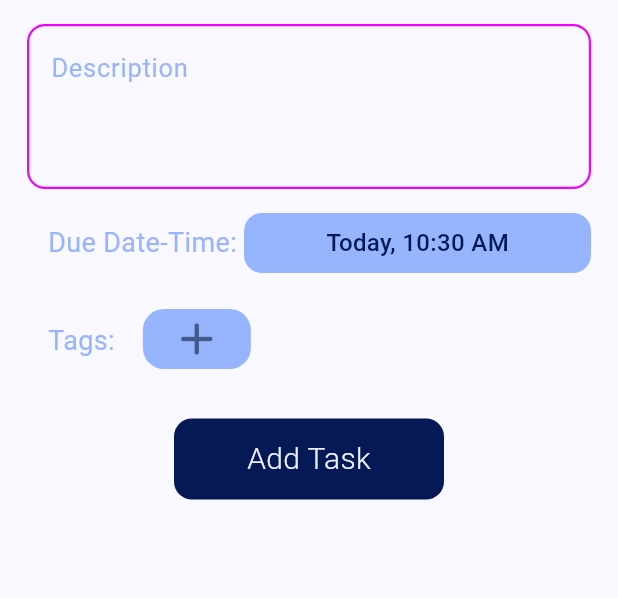
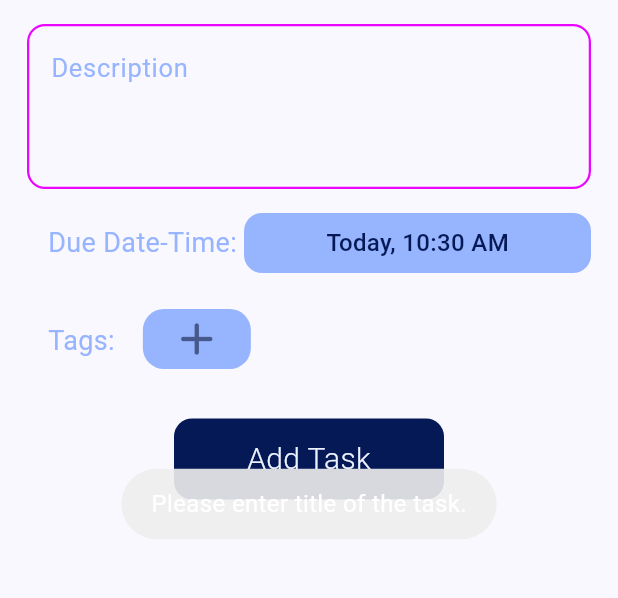
Before and after one commit to bhaskaraa45/gymtrack, a Flutter app: the AddTodoScreen widget shown alone on an empty page, opened directly, after a tap on "Add Task", on a phone screen of 412 x 824 dp, the part 114-712 px from its top. Run offline on Flutter 3.47's test engine with Material 3 defaults, Android fonts, the phone set to English and light mode, and no system bars; our stand-ins replace flutter_dotenv, flutter_riverpod, flutter_svg, fluttertoast.

```diff
--- a/frontend/lib/models/todo_model.dart
+++ b/frontend/lib/models/todo_model.dart
@@ -1,20 +1,20 @@
 // ignore_for_file: non_constant_identifier_names
 
 class TodoModel {
-  final int id;
-  final String title;
-  final String description;
-  final bool isDone;
-  final String tag;
-  final String User;
-  final DateTime time;
+  int? id;
+  String title;
+  String? description;
+  bool isDone;
+  String? tag;
+  String User;
+  DateTime time;
 
   TodoModel(
-      {required this.id,
+      {this.id,
       required this.title,
-      required this.description,
+      this.description,
       required this.isDone,
-      required this.tag,
+      this.tag,
       required this.User,
       required this.time});
 }
--- a/frontend/lib/screens/add_todo.dart
+++ b/frontend/lib/screens/add_todo.dart
@@ -1,16 +1,22 @@
 import 'package:flutter/material.dart';
+import 'package:flutter_riverpod/flutter_riverpod.dart';
+import 'package:fluttertoast/fluttertoast.dart';
 import 'package:intl/intl.dart';
 import 'package:todo/colors/colors.dart';
+import 'package:todo/models/todo_model.dart';
+import 'package:todo/provider/todo_provider.dart';
+import 'package:todo/services/api_services.dart';
 
-class AddTodoScreen extends StatefulWidget {
+class AddTodoScreen extends ConsumerStatefulWidget {
   const AddTodoScreen({super.key});
 
   @override
-  State<AddTodoScreen> createState() => _AddTodoScreenState();
+  ConsumerState<AddTodoScreen> createState() => _AddTodoScreenState();
 }
 
-class _AddTodoScreenState extends State<AddTodoScreen> {
+class _AddTodoScreenState extends ConsumerState<AddTodoScreen> {
   TextEditingController titleController = TextEditingController();
+  TextEditingController descriptionController = TextEditingController();
 
   List<String> tags = [
     'Personal',
@@ -374,8 +380,49 @@ class _AddTodoScreenState extends State<AddTodoScreen> {
       child: Material(
         color: Colors.transparent,
         child: InkWell(
-          onTap: () {
-            //TODO: API CALL
+          onTap: () async {
+            String title = titleController.text.trim();
+            if (title.isEmpty) {
+              Fluttertoast.showToast(
+                  msg: "Please enter title of the task.",
+                  toastLength: Toast.LENGTH_SHORT,
+                  gravity: ToastGravity.CENTER,
+                  timeInSecForIosWeb: 1,
+                  textColor: Colors.white,
+                  fontSize: 16.0);
+              return;
+            }
+
+            String finalTags = selectedTags.join(",");
+
+            TodoModel todo = TodoModel(
+                title: title,
+                description: descriptionController.text.trim(),
+                isDone: false,
+                User: 'bhaskar', //TODO: change USER
+                time: _selectedDateTime,
+                tag: finalTags.isNotEmpty ? finalTags : null);
+
+            int? id = await ApiService().addTodo(todo);
+
+            if (id != null) {
+              todo.id = id;
+              ref.read(todoProvider.notifier).addTodo(todo);
+              if (mounted) {
+                Navigator.pop(context);
+              }
+            } else {
+              Fluttertoast.showToast(
+                  msg: "Something went wrong!",
+                  toastLength: Toast.LENGTH_SHORT,
+                  gravity: ToastGravity.CENTER,
+                  timeInSecForIosWeb: 1,
+                  textColor: Colors.white,
+                  fontSize: 16.0);
+              if (mounted) {
+                Navigator.pop(context);
+              }
+            }
           },
           borderRadius: BorderRadius.circular(12),
           child: Center(
@@ -409,7 +456,7 @@ class _AddTodoScreenState extends State<AddTodoScreen> {
               const SizedBox(
                 height: 16,
               ),
-              textFieldWidget('Description', titleController, 3),
+              textFieldWidget('Description', descriptionController, 3),
               const SizedBox(
                 height: 16,
               ),
--- a/frontend/lib/screens/home.dart
+++ b/frontend/lib/screens/home.dart
@@ -6,6 +6,7 @@ import 'package:todo/models/tag_model.dart';
 import 'package:todo/models/todo_model.dart';
 import 'package:todo/provider/todo_provider.dart';
 import 'package:todo/screens/add_todo.dart';
+import 'package:todo/services/api_services.dart';
 import 'package:todo/widgets/categories_card.dart';
 import 'package:todo/widgets/svg_icon.dart';
 import 'package:todo/widgets/tasks_card.dart';
--- a/frontend/lib/services/api_services.dart
+++ b/frontend/lib/services/api_services.dart
@@ -80,7 +80,7 @@ class ApiService {
           "isDone": todo.isDone,
           "tag": todo.tag,
           "User": todo.User,
-          "time": todo.time,
+          "time": todo.time.toIso8601String(),
         }));
 
     print(response.body);
@@ -101,7 +101,7 @@ class ApiService {
           "isDone": todo.isDone,
           "tag": todo.tag,
           "User": todo.User,
-          "time": todo.time,
+          "time": todo.time.toIso8601String(),
         }));
 
     print(response.body);
--- a/frontend/pubspec.yaml
+++ b/frontend/pubspec.yaml
@@ -40,6 +40,7 @@ dependencies:
   flutter_riverpod: ^2.4.9
   flutter_dotenv: ^5.1.0
   http: ^1.1.0
+  fluttertoast: ^8.2.4
 
 dev_dependencies:
   flutter_test:
```
Also changed, not shown: frontend/lib/widgets/tasks_card.dart (+110 -11 lines), frontend/pubspec.lock, 1 other file.
